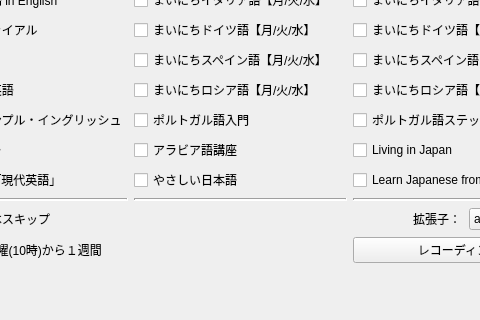
Before: the Qt Designer form mainwindow.ui in CSReviser/CaptureStream2-extra, drawn with Qt 5; both pictures show x 153 to 633 and y 122 to 442 of the 750 by 442 pixel window.
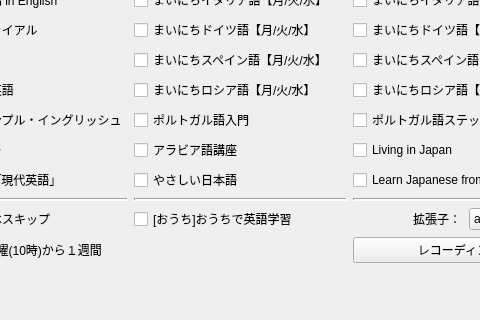
After: the same form once the commit is applied.

Commit message: おうちで英語学習に対応

What changed in the file:
```diff
--- a/mainwindow.ui
+++ b/mainwindow.ui
@@ -514,6 +514,20 @@
        </item>
       </layout>
      </item>
+     <item row="11" column="1">
+      <layout class="QHBoxLayout" name="horizontalLayout_281">
+       <item>
+        <widget class="QCheckBox" name="checkBox_ouch">
+         <property name="text">
+          <string>[おうち]おうちで英語学習</string>
+         </property>
+         <property name="checked">
+          <bool>false</bool>
+         </property>
+        </widget>
+       </item>
+      </layout>
+     </item>
      <item row="11" column="0">
       <layout class="QHBoxLayout" name="horizontalLayout_22">
        <item>
```
Left out of the diff: 5 changed lines with no effect on the pictures. The commit also changes 4 other files.
